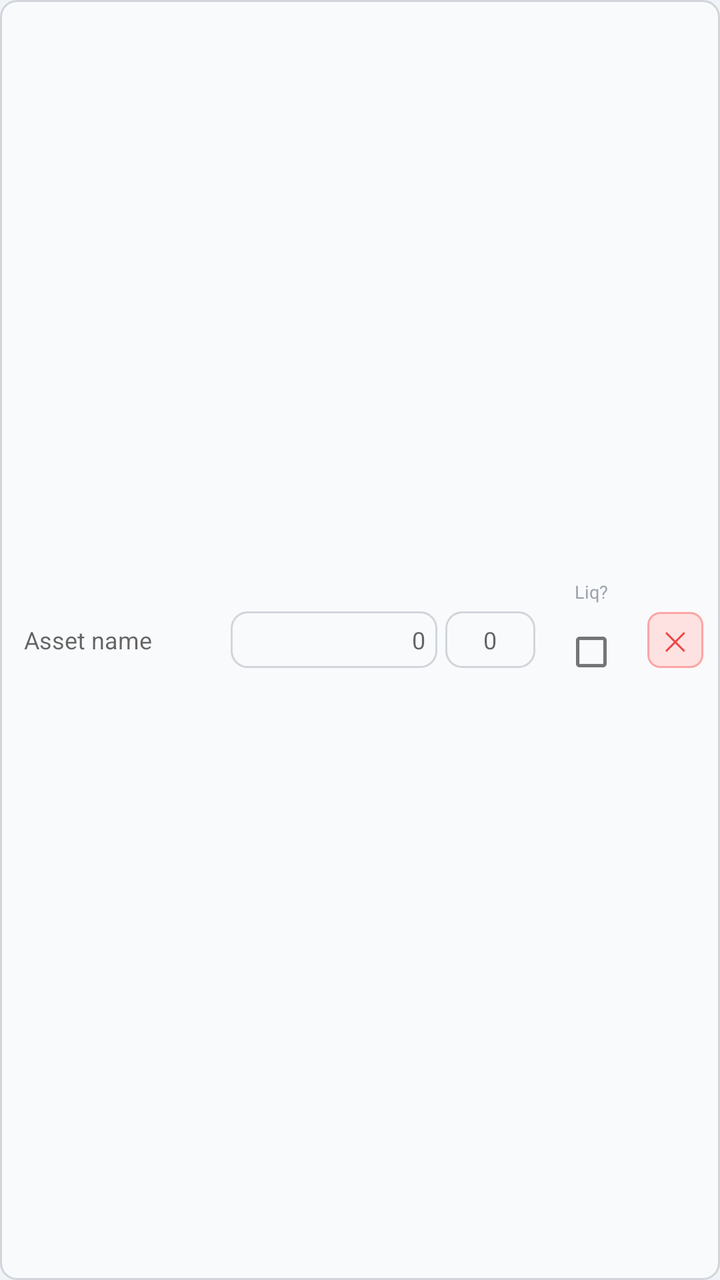
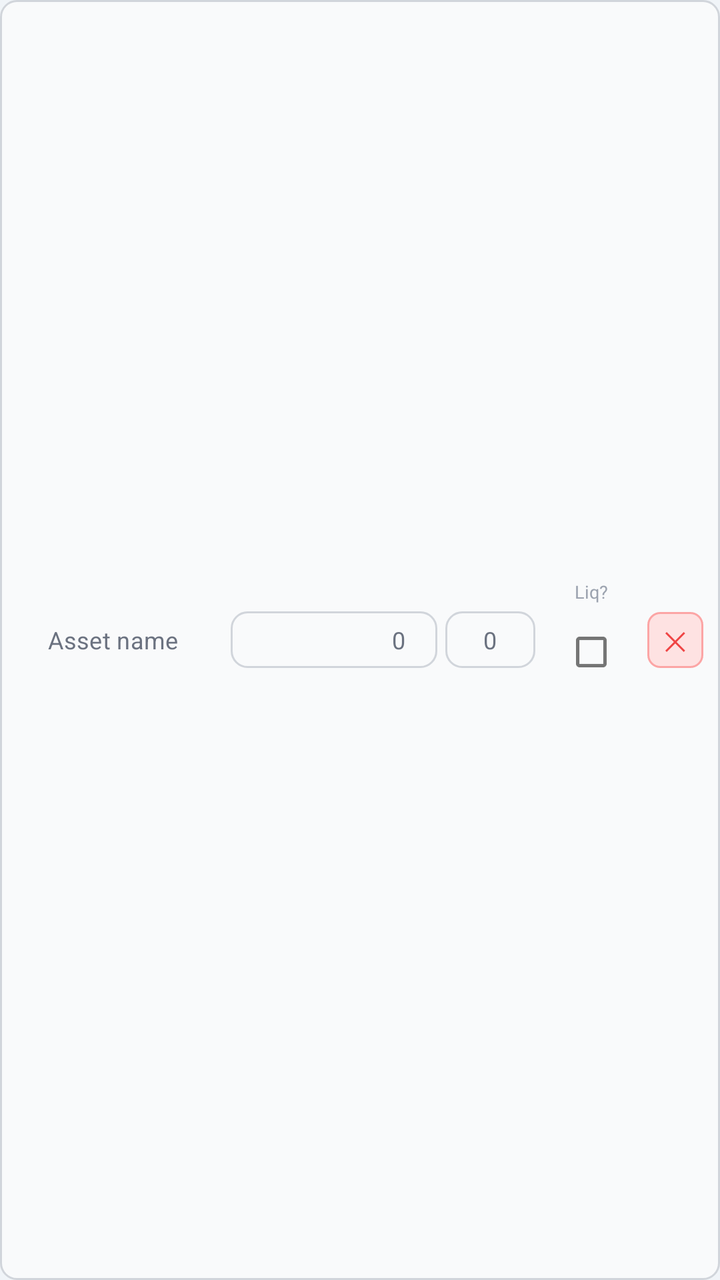

Before-and-after screenshots of an Android layout around one commit, followed by the original layout XML and the change that was made.
<!-- AndroidManifest.xml: application theme Theme.RetirementPlanner -->
<!-- res/layout/portfolio_asset_row.xml -->
<?xml version="1.0" encoding="utf-8"?>
<LinearLayout xmlns:android="http://schemas.android.com/apk/res/android"
    android:layout_width="match_parent"
    android:layout_height="wrap_content"
    android:orientation="horizontal"
    android:gravity="center_vertical"
    android:layout_marginBottom="6dp"
    android:background="@drawable/input_bg"
    android:padding="8dp">

    <EditText
        android:id="@+id/etAssetName"
        android:saveEnabled="false"
        android:layout_width="0dp"
        android:layout_height="wrap_content"
        android:layout_weight="1.6"
        android:hint="Asset name"
        android:inputType="textCapSentences"
        android:background="@android:color/transparent"
        android:textSize="12sp"
        android:textColor="@color/text_primary"
        android:padding="4dp" />

    <EditText
        android:id="@+id/etAssetCorpus"
        android:saveEnabled="false"
        android:layout_width="0dp"
        android:layout_height="wrap_content"
        android:layout_weight="1.6"
        android:hint="0"
        android:inputType="numberDecimal"
        android:background="@drawable/input_bg"
        android:textSize="12sp"
        android:gravity="end"
        android:padding="6dp"
        android:layout_marginStart="4dp"
        android:layout_marginEnd="4dp" />

    <EditText
        android:id="@+id/etAssetRate"
        android:saveEnabled="false"
        android:layout_width="0dp"
        android:layout_height="wrap_content"
        android:layout_weight="0.7"
        android:hint="0"
        android:inputType="numberDecimal"
        android:background="@drawable/input_bg"
        android:textSize="12sp"
        android:gravity="center"
        android:padding="6dp"
        android:layout_marginEnd="4dp" />

    
    <LinearLayout
        android:layout_width="wrap_content"
        android:layout_height="wrap_content"
        android:orientation="vertical"
        android:gravity="center"
        android:layout_marginEnd="4dp">
        <TextView
            android:layout_width="wrap_content"
            android:layout_height="wrap_content"
            android:text="Liq?"
            android:textSize="9sp"
            android:textColor="@color/text_muted"
            android:gravity="center" />
        <CheckBox
            android:id="@+id/cbLiquid"
            android:layout_width="wrap_content"
            android:layout_height="wrap_content"
            android:checked="false"
            android:scaleX="0.85"
            android:scaleY="0.85" />
    </LinearLayout>

    <TextView
        android:id="@+id/btnDeleteAsset"
        android:layout_width="28dp"
        android:layout_height="28dp"
        android:text="✕"
        android:textSize="13sp"
        android:textColor="#EF4444"
        android:gravity="center"
        android:background="@drawable/delete_btn_bg" />

</LinearLayout>
<!-- resources referenced by this layout -->
<resources>
  <color name="text_muted">#9CA3AF</color>
  <color name="text_primary">#111827</color>
  <!-- drawable delete_btn_bg (drawable) -->
  <?xml version="1.0" encoding="utf-8"?>
  <shape xmlns:android="http://schemas.android.com/apk/res/android"
      android:shape="rectangle">
      <solid android:color="#FEE2E2" />
      <stroke android:width="1dp" android:color="#FCA5A5" />
      <corners android:radius="6dp" />
  </shape>
  <!-- drawable input_bg (drawable) -->
  <?xml version="1.0" encoding="utf-8"?>
  <shape xmlns:android="http://schemas.android.com/apk/res/android" android:shape="rectangle">
      <solid android:color="@color/input_background" />
      <stroke android:width="1dp" android:color="@color/input_stroke" />
      <corners android:radius="8dp" />
  </shape>
  <style name="Theme.RetirementPlanner" parent="Theme.MaterialComponents.DayNight.NoActionBar">
          <item name="colorPrimary">#1E40AF</item>
          <item name="colorPrimaryVariant">#1E3A8A</item>
          <item name="colorOnPrimary">#FFFFFF</item>
          <item name="colorSecondary">#059669</item>
          <item name="colorOnSecondary">#FFFFFF</item>
          <item name="android:statusBarColor">#1E3A8A</item>
          <item name="android:windowBackground">@color/screen_background</item>
      </style>
  <color name="input_background">#F9FAFB</color>
  <color name="input_stroke">#D1D5DB</color>
  <color name="screen_background">#F0F4F8</color>
</resources>

<!-- the commit's change to res/layout/portfolio_asset_row.xml (unified diff, before → after) -->
@@ -11,6 +11,7 @@
     <EditText
         android:id="@+id/etAssetName"
         android:saveEnabled="false"
+        android:textColorHint="@color/text_hint"
         android:layout_width="0dp"
         android:layout_height="wrap_content"
         android:layout_weight="1.6"
@@ -25,6 +26,8 @@
         android:id="@+id/etAssetCorpus"
         android:saveEnabled="false"
         android:layout_width="0dp"
+        android:textColor="@color/text_primary"
+        android:textColorHint="@color/text_hint"
         android:layout_height="wrap_content"
         android:layout_weight="1.6"
         android:hint="0"
<!-- resource entries referenced after the edit -->
@@ -1,5 +1,6 @@
 <!-- resources referenced by this layout -->
 <resources>
+  <color name="text_hint">#6B7280</color>
   <color name="text_muted">#9CA3AF</color>
   <color name="text_primary">#111827</color>
   <!-- drawable delete_btn_bg (drawable) -->
@@ -24,10 +25,15 @@
           <item name="colorSecondary">#059669</item>
           <item name="colorOnSecondary">#FFFFFF</item>
           <item name="android:statusBarColor">#1E3A8A</item>
+          <item name="editTextStyle">@style/InputEditText</item>
           <item name="android:windowBackground">@color/screen_background</item>
       </style>
   <color name="input_background">#F9FAFB</color>
   <color name="input_stroke">#D1D5DB</color>
+  <style name="InputEditText" parent="Widget.MaterialComponents.TextInputEditText.OutlinedBox">
+          <item name="android:textColor">@color/text_primary</item>
+          <item name="android:textColorHint">@color/text_hint</item>
+      </style>
   <color name="screen_background">#F0F4F8</color>
 </resources>
 
